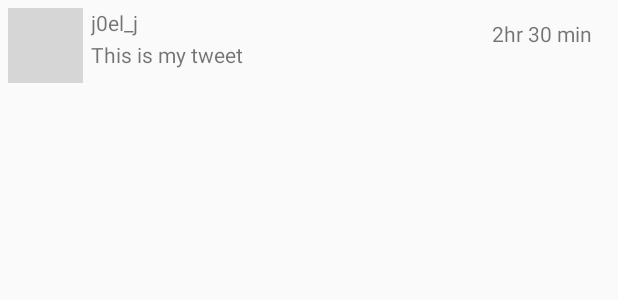
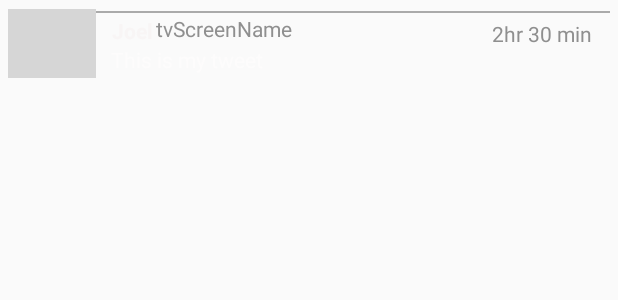
Before and after one commit to Joel5212/SimpleTweet, an Android app: the layout item_tweets.xml on its own in the app's theme, with its tools: preview values and no code run, on a phone screen of 412 x 824 dp. Shown: the top 300 px of the screen. Run offline under Robolectric (Android 15) with nearby library versions, the phone set to English and light mode, and no system bars; grey boxes are pictures that could not be loaded.

Commit message:
Fifth commit

```diff
--- a/app/build.gradle
+++ b/app/build.gradle
@@ -51,4 +51,7 @@ dependencies {
     annotationProcessor "androidx.room:room-compiler:$room_version"
     implementation 'com.facebook.stetho:stetho:1.5.1'
     implementation 'androidx.swiperefreshlayout:swiperefreshlayout:1.1.0'
+    implementation 'org.parceler:parceler-api:1.1.12'
+    annotationProcessor 'org.parceler:parceler:1.1.12'
+
 }
--- a/app/src/main/AndroidManifest.xml
+++ b/app/src/main/AndroidManifest.xml
@@ -13,7 +13,8 @@
         android:icon="@drawable/ic_launcher"
         android:label="@string/app_name"
         android:theme="@style/AppTheme">
-        <activity android:name=".TimelineActivity"></activity>
+        <activity android:name=".ComposeActivity"></activity>
+        <activity android:name=".TimelineActivity" />
         <activity
             android:name=".LoginActivity"
             android:label="@string/app_name"
--- a/app/src/main/java/com/codepath/apps/restclienttemplate/LoginActivity.java
+++ b/app/src/main/java/com/codepath/apps/restclienttemplate/LoginActivity.java
@@ -24,6 +24,7 @@ public class LoginActivity extends OAuthLoginActionBarActivity<TwitterClient> {
 		sampleModel.setName("CodePath");
 
 		sampleModelDao = ((TwitterApp) getApplicationContext()).getMyDatabase().sampleModelDao();
+
 
 		AsyncTask.execute(new Runnable() {
 			@Override
--- a/app/src/main/java/com/codepath/apps/restclienttemplate/MyDatabase.java
+++ b/app/src/main/java/com/codepath/apps/restclienttemplate/MyDatabase.java
@@ -6,10 +6,9 @@ import androidx.room.RoomDatabase;
 import com.codepath.apps.restclienttemplate.models.SampleModel;
 import com.codepath.apps.restclienttemplate.models.SampleModelDao;
 
-@Database(entities={SampleModel.class}, version=1)
+@Database(entities={SampleModel.class}, version=2)
 public abstract class MyDatabase extends RoomDatabase {
     public abstract SampleModelDao sampleModelDao();
-
     // Database name to be used
     public static final String NAME = "MyDataBase";
 }
--- a/app/src/main/res/layout/activity_timeline.xml
+++ b/app/src/main/res/layout/activity_timeline.xml
@@ -4,7 +4,8 @@
     xmlns:tools="http://schemas.android.com/tools"
     android:layout_width="match_parent"
     android:layout_height="match_parent"
-    tools:context=".TimelineActivity">
+    tools:context=".TimelineActivity"
+    android:background="@android:color/black">
 
 
     <androidx.swiperefreshlayout.widget.SwipeRefreshLayout
--- a/app/src/main/res/layout/item_tweets.xml
+++ b/app/src/main/res/layout/item_tweets.xml
@@ -2,35 +2,46 @@
 <RelativeLayout xmlns:android="http://schemas.android.com/apk/res/android"
     xmlns:app="http://schemas.android.com/apk/res-auto"
     xmlns:tools="http://schemas.android.com/tools"
+    android:id="@+id/container"
     android:layout_width="match_parent"
     android:layout_height="wrap_content"
-    android:layout_margin="5dp">
+    android:layout_margin="5dp"
+    tools:ignore="ExtraText">
+
 
     <ImageView
         android:id="@+id/ivProfileImage"
-        android:layout_width="50dp"
-        android:layout_height="50dp"
+        android:layout_width="60dp"
+        android:layout_height="46dp"
+        android:layout_alignParentStart="true"
+        android:layout_centerVertical="true"
+        android:layout_marginStart="-1dp"
         tools:srcCompat="@tools:sample/avatars" />
 
     <TextView
         android:id="@+id/tvScreenName"
-        android:layout_width="wrap_content"
+        android:layout_width="105dp"
         android:layout_height="wrap_content"
         android:layout_alignParentTop="true"
-        android:layout_marginStart="5dp"
-        android:layout_marginTop="0dp"
-        android:layout_toEndOf="@+id/ivProfileImage"
-        android:text="j0el_j" />
+        android:layout_marginStart="2dp"
+        android:layout_marginTop="4dp"
+        android:layout_toEndOf="@+id/tvName"
+        android:textColor="#8F8F8F"
+        android:textStyle="normal"
+        tools:text="tvScreenName" />
 
     <TextView
         android:id="@+id/tvBody"
         android:layout_width="wrap_content"
         android:layout_height="wrap_content"
         android:layout_below="@+id/tvScreenName"
-        android:layout_marginStart="5dp"
-        android:layout_marginTop="2dp"
+        android:layout_marginStart="10dp"
+        android:layout_marginTop="1dp"
+        android:layout_marginBottom="4dp"
+
         android:layout_toEndOf="@+id/ivProfileImage"
         android:text="TextView"
+        android:textColor="#FDFCFC"
         tools:text="This is my tweet" />
 
     <TextView
@@ -41,5 +52,31 @@
         android:layout_alignParentEnd="true"
         android:layout_marginTop="7dp"
         android:layout_marginEnd="12dp"
+        android:textColor="#8F8F8F"
         tools:text="2hr 30 min" />
+
+    <View
+        android:id="@+id/divider4"
+        android:layout_width="match_parent"
+        android:layout_height="1dp"
+        android:layout_alignParentStart="true"
+        android:layout_alignParentTop="true"
+        android:layout_marginStart="2dp"
+        android:layout_marginTop="2dp"
+        android:background="@android:color/darker_gray"
+         />
+
+    <TextView
+        android:id="@+id/tvName"
+        android:layout_width="wrap_content"
+        android:layout_height="wrap_content"
+        android:layout_alignParentStart="true"
+        android:layout_alignParentTop="true"
+        android:layout_marginStart="69dp"
+        android:layout_marginTop="5dp"
+        android:text="Joel"
+        android:textColor="#F8F5F5"
+        android:textStyle="bold" />
+
+
 </RelativeLayout>
--- a/app/src/main/res/values/strings.xml
+++ b/app/src/main/res/values/strings.xml
@@ -5,5 +5,7 @@
     <string name="login_label">Log in</string>
     <string name="intent_scheme">oauth</string>
     <string name="intent_host">cprest</string>
+    <string name="tweet">Tweet</string>
+    <string name="what_happening">What happening?</string>
 
 </resources>
--- a/build.gradle
+++ b/build.gradle
@@ -5,7 +5,7 @@ buildscript {
         jcenter()
     }
     dependencies {
-        classpath 'com.android.tools.build:gradle:3.6.1'
+        classpath 'com.android.tools.build:gradle:4.1.2'
     }
 }
 
```
Also changed, not shown: app/src/main/java/com/codepath/apps/restclienttemplate/ComposeActivity.java (added, +158 -0 lines), app/src/main/java/com/codepath/apps/restclienttemplate/TimelineActivity.java (+51 -4 lines), app/src/main/java/com/codepath/apps/restclienttemplate/TweetsAdapter.java (+34 -10 lines), app/src/main/java/com/codepath/apps/restclienttemplate/TwitterClient.java (+10 -1 lines), app/src/main/java/com/codepath/apps/restclienttemplate/models/Tweet.java (+9 -2 lines), app/src/main/java/com/codepath/apps/restclienttemplate/models/User.java (+11 -1 lines), app/src/main/res/drawable/twitter_button.xml (added, +11 -0 lines), app/src/main/res/layout/activity_compose.xml (added, +57 -0 lines), app/src/main/res/menu/menu_main.xml (added, +10 -0 lines), app/src/main/res/drawable/black_background.jpg (added), gradle/wrapper/gradle-wrapper.properties, 3 other files.
